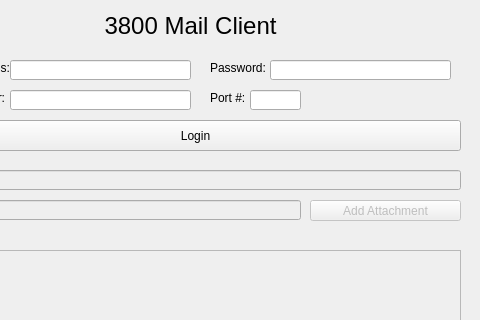
megamba/3800MailClient, file MailClient.ui: the form before one commit; both pictures show x 90 to 570 and y 0 to 320 of the 570 by 573 pixel window.
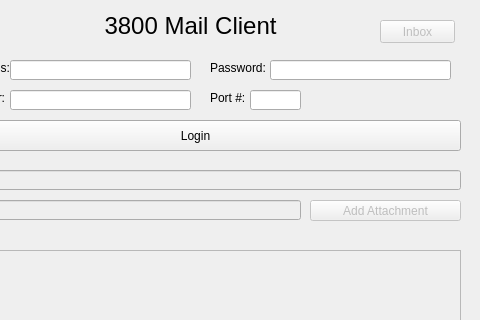
The form after the commit.

The edit to the form file:
```diff
--- a/MailClient.ui
+++ b/MailClient.ui
@@ -273,6 +273,22 @@
      <set>Qt::AlignCenter</set>
     </property>
    </widget>
+   <widget class="QPushButton" name="inboxButton">
+    <property name="enabled">
+     <bool>false</bool>
+    </property>
+    <property name="geometry">
+     <rect>
+      <x>470</x>
+      <y>20</y>
+      <width>75</width>
+      <height>23</height>
+     </rect>
+    </property>
+    <property name="text">
+     <string>Inbox</string>
+    </property>
+   </widget>
   </widget>
   <widget class="QStatusBar" name="statusbar"/>
  </widget>
```
